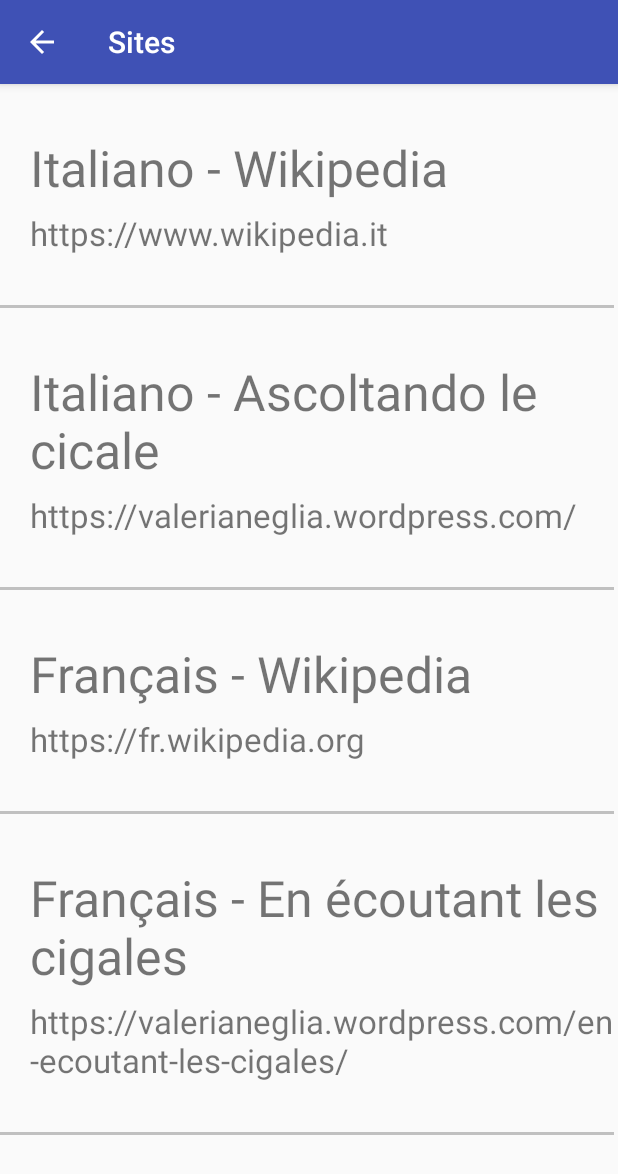
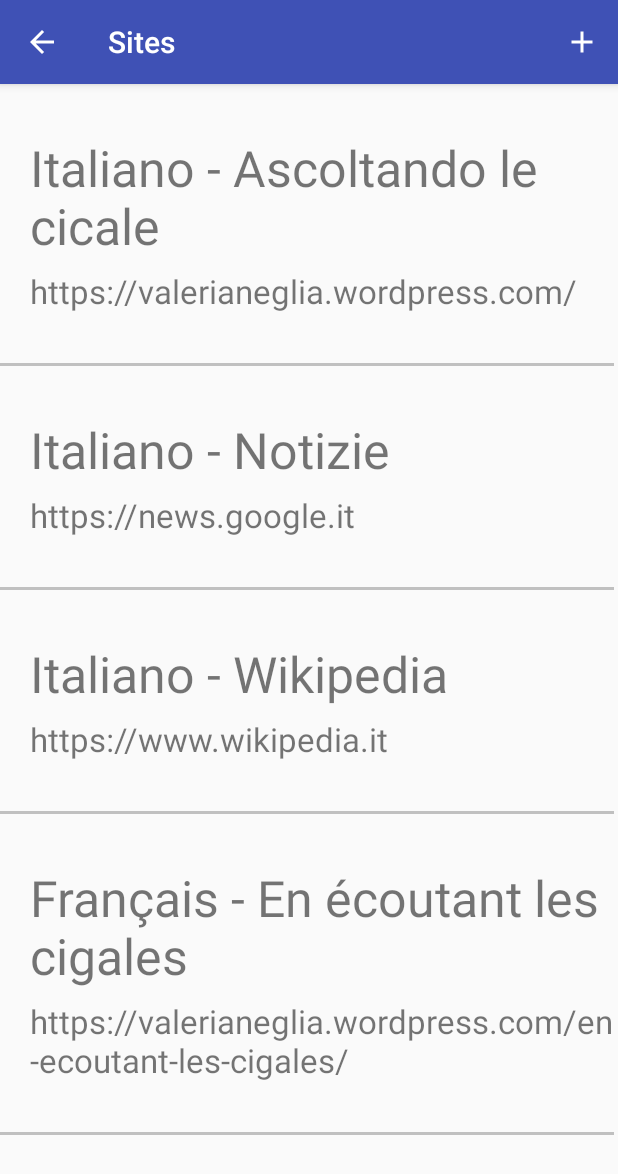
Before and after one commit to volund/wikireader, an Android app: the SitesActivity screen opened directly, with no data from a screen before it, on a phone screen of 412 x 824 dp. Shown: the top 1174 px of the screen. Run offline under Robolectric (Android 15) with nearby library versions, the phone set to English and light mode, and no system bars.

Commit message:
adding sites, defaults, misc formatting

```diff
--- a/app/src/main/java/com/putskul_productions/wikireader/MenuItemsAdapter.java
+++ b/app/src/main/java/com/putskul_productions/wikireader/MenuItemsAdapter.java
@@ -91,12 +91,12 @@ public class MenuItemsAdapter extends BaseAdapter {
         if (obj instanceof String) {
             holder.clickable = false;
             holder.mTitle.setTextColor(Color.LTGRAY);
-            holder.mTitle.setTextSize(20);
+            holder.mTitle.setTextSize(16);
             holder.mTitle.setPadding(35, 40, 30, 0);
         }
         else {
             holder.mTitle.setTextColor(Color.WHITE);
-            holder.mTitle.setTextSize(25);
+            holder.mTitle.setTextSize(22);
             holder.mTitle.setPadding(60, 20, 50, 0);
             holder.site = (Site)obj;
         }
--- a/app/src/main/java/com/putskul_productions/wikireader/Settings.java
+++ b/app/src/main/java/com/putskul_productions/wikireader/Settings.java
@@ -102,10 +102,13 @@ public class Settings {
 
     public List<Site> defaultSites() {
         List<Site> defs = new ArrayList<Site>();
+        defs.add(new Site("Italiano", "Ascoltando le cicale", "https://valerianeglia.wordpress.com/"));
+        defs.add(new Site("Italiano", "Notizie", "https://news.google.it"));
         defs.add(new Site("Italiano", "Wikipedia", "https://www.wikipedia.it"));
-        defs.add(new Site("Italiano", "Ascoltando le cicale", "https://valerianeglia.wordpress.com/"));
+        defs.add(new Site("Français", "En écoutant les cigales", "https://valerianeglia.wordpress.com/en-ecoutant-les-cigales/"));
+        defs.add(new Site("Français", "Infos", "https://news.google.fr"));
         defs.add(new Site("Français", "Wikipedia", "https://fr.wikipedia.org"));
-        defs.add(new Site("Français", "En écoutant les cigales", "https://valerianeglia.wordpress.com/en-ecoutant-les-cigales/"));
+        defs.add(new Site("Português", "Notícias","https://pt.wikipedia.org"));
         defs.add(new Site("Português", "Wikipedia","https://pt.wikipedia.org"));
         defs.add(new Site("English", "Wikipedia","https://wikipedia.org"));
         defs.add(new Site("עברית", "וויקיפידיה", "https://wikipedia.co.il"));
--- /dev/null
+++ b/app/src/main/res/drawable/ic_add_black_24dp.xml
@@ -0,0 +1,5 @@
+<vector android:height="24dp" android:tint="#FFFFFF"
+    android:viewportHeight="24.0" android:viewportWidth="24.0"
+    android:width="24dp" xmlns:android="http://schemas.android.com/apk/res/android">
+    <path android:fillColor="#FF000000" android:pathData="M19,13h-6v6h-2v-6H5v-2h6V5h2v6h6v2z"/>
+</vector>
--- /dev/null
+++ b/app/src/main/res/menu/sites_menu.xml
@@ -0,0 +1,10 @@
+<?xml version="1.0" encoding="utf-8"?>
+<menu xmlns:android="http://schemas.android.com/apk/res/android"
+    xmlns:app="http://schemas.android.com/apk/res-auto">
+    <item
+        android:id="@+id/addButton"
+        android:title=""
+        app:showAsAction="always"
+        android:icon="@drawable/ic_add_black_24dp"
+        />
+</menu>
```
Also changed, not shown: app/src/main/java/com/putskul_productions/wikireader/SitesActivity.java (+44 -0 lines), 1 other file.
